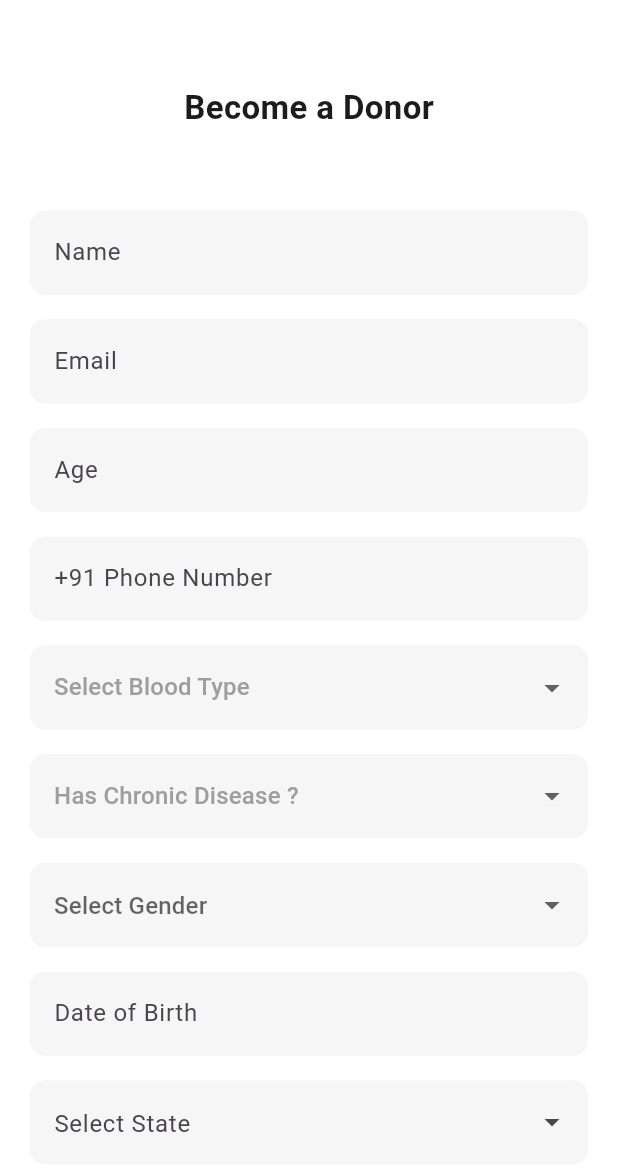
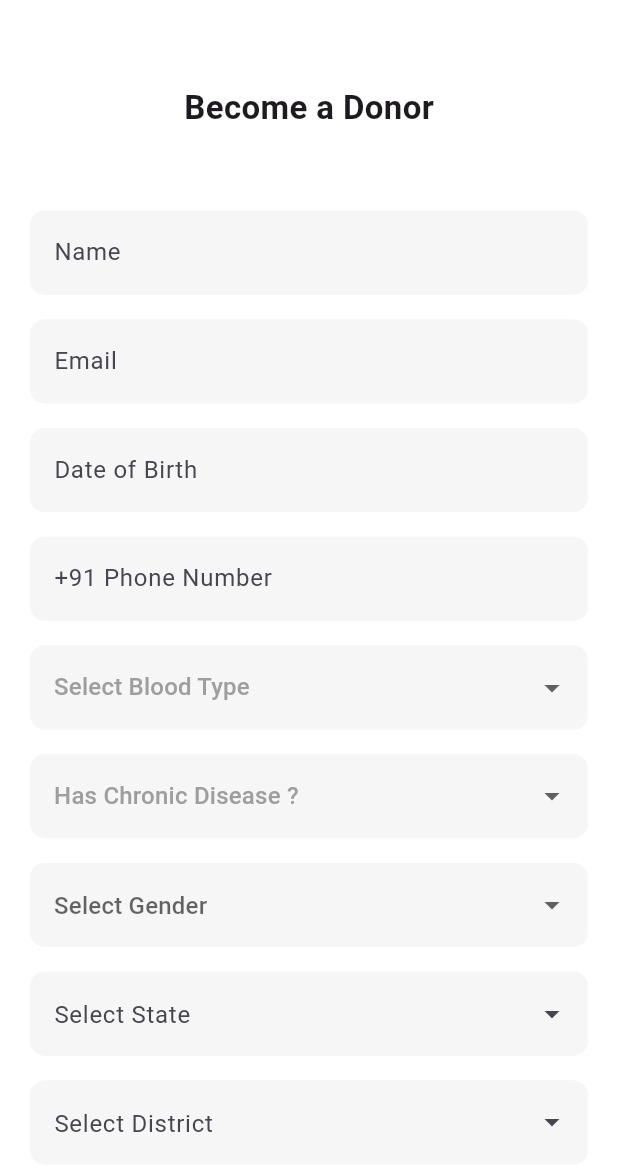
Before and after one commit to saneeswaran/blood_donation_app, a Flutter app: the AddDonorForm screen opened directly, on a phone screen of 412 x 824 dp. Shown: the top 1171 px of the screen. Run offline on Flutter 3.47's test engine with Material 3 defaults, Android fonts, the phone set to English and light mode, and no system bars; drawn by our look-alikes of dropdown_search; our stand-ins replace cached_network_image, cloud_firestore, delightful_toast, firebase_auth, firebase_core, flutter_svg and 8 more; accounts and stored records are empty; network calls fail.

Commit message:
donnor form completed without image

```diff
--- a/lib/features/form/controller/donor_ui_controller.dart
+++ b/lib/features/form/controller/donor_ui_controller.dart
@@ -87,6 +87,16 @@ class DonorUiController extends ChangeNotifier {
     notifyListeners();
   }
 
+  int calculateAge(DateTime dob) {
+    final today = DateTime.now();
+    int age = today.year - dob.year;
+    if (today.month < dob.month ||
+        (today.month == dob.month && today.day < dob.day)) {
+      age--;
+    }
+    return age;
+  }
+
   //terms and conditions
   bool _isAccepted = false;
 
@@ -114,6 +124,15 @@ class DonorUiController extends ChangeNotifier {
     notifyListeners();
   }
 
+  //terms and conditions
+  bool _accestedTerms = false;
+
+  bool get accestedTerms => _accestedTerms;
+
+  void setAccestedTerms(bool value) {
+    _accestedTerms = value;
+    notifyListeners();
+  }
   //widgets
 
   Widget genderDropDown() {
@@ -245,4 +264,16 @@ class DonorUiController extends ChangeNotifier {
       },
     );
   }
+
+  Widget termsAndConditions() {
+    return Consumer<DonorUiController>(
+      builder: (context, provider, child) {
+        return Checkbox(
+          value: _isAccepted,
+          onChanged: (value) => provider.setAccepted(value!),
+          activeColor: Appcolor.primaryColor,
+        );
+      },
+    );
+  }
 }
--- a/lib/features/form/view model/state_district_provider.dart
+++ b/lib/features/form/view model/state_district_provider.dart
@@ -1,7 +1,10 @@
 import 'dart:convert';
+import 'package:blood_donation/core/color/appcolor.dart';
 import 'package:blood_donation/core/constants/constants.dart';
+import 'package:dropdown_search/dropdown_search.dart';
 import 'package:flutter/material.dart';
 import 'package:flutter/services.dart';
+import 'package:provider/provider.dart';
 import '../model/state_model.dart';
 
 class StateDistrictProvider extends ChangeNotifier {
@@ -48,4 +51,91 @@ class StateDistrictProvider extends ChangeNotifier {
     _selectedDistrict = district;
     notifyListeners();
   }
+
+  Widget stateDropDownButton() {
+    return Consumer<StateDistrictProvider>(
+      builder: (context, provider, child) {
+        return DropdownSearch<String>(
+          selectedItem: provider.selectedState,
+          items: (filter, loadProps) {
+            if (filter.isEmpty) {
+              return provider.states;
+            } else {
+              return provider.states
+                  .where(
+                    (element) =>
+                        element.toLowerCase().contains(filter.toLowerCase()),
+                  )
+                  .toList();
+            }
+          },
+          popupProps: const PopupProps.menu(showSearchBox: true),
+          onChanged: (value) => provider.setSelectedState(value),
+          decoratorProps: DropDownDecoratorProps(
+            decoration: InputDecoration(
+              filled: true,
+              fillColor: Appcolor.lightGrey,
+              hintText: "Select State",
+              enabledBorder: OutlineInputBorder(
+                borderRadius: BorderRadius.circular(10),
+                borderSide: const BorderSide(color: Appcolor.lightGrey),
+              ),
+              focusedBorder: OutlineInputBorder(
+                borderSide: const BorderSide(color: Appcolor.lightGrey),
+                borderRadius: BorderRadius.circular(10),
+              ),
+              errorBorder: OutlineInputBorder(
+                borderRadius: BorderRadius.circular(10),
+                borderSide: const BorderSide(color: Colors.red),
+              ),
+            ),
+          ),
+        );
+      },
+    );
+  }
+
+  Widget district() {
+    return Consumer<StateDistrictProvider>(
+      builder: (context, provider, child) {
+        return DropdownSearch<String>(
+          selectedItem: provider.selectedDistrict,
+          items: (filter, _) {
+            if (filter.isEmpty) {
+              return provider.districts;
+            } else {
+              return provider.districts
+                  .where((e) => e.toLowerCase().contains(filter.toLowerCase()))
+                  .toList();
+            }
+          },
+          popupProps: const PopupProps.menu(showSearchBox: true),
+          onChanged: (value) => provider.setSelectedDistrict(value),
+          decoratorProps: DropDownDecoratorProps(
+            decoration: InputDecoration(
+              hintText: "Select District",
+              fillColor: Appcolor.lightGrey,
+              filled: true,
+              border: OutlineInputBorder(
+                borderRadius: BorderRadius.circular(10),
+                borderSide: const BorderSide(color: Appcolor.lightGrey),
+              ),
+              enabledBorder: OutlineInputBorder(
+                borderRadius: BorderRadius.circular(10),
+                borderSide: const BorderSide(color: Appcolor.lightGrey),
+              ),
+              focusedBorder: OutlineInputBorder(
+                borderSide: const BorderSide(color: Appcolor.lightGrey),
+                borderRadius: BorderRadius.circular(10),
+              ),
+              errorBorder: OutlineInputBorder(
+                borderRadius: BorderRadius.circular(10),
+                borderSide: const BorderSide(color: Colors.red),
+              ),
+            ),
+          ),
+        );
+      },
+    );
+  }
 }
--- a/lib/features/form/view/add_donor_form.dart
+++ b/lib/features/form/view/add_donor_form.dart
@@ -1,12 +1,14 @@
-import 'package:blood_donation/core/color/appcolor.dart';
+import 'package:blood_donation/core/util/util.dart';
 import 'package:blood_donation/features/form/controller/donor_ui_controller.dart';
 import 'package:blood_donation/features/form/controller/google_map_provider.dart';
 import 'package:blood_donation/features/form/view%20model/donor_repo.dart';
 import 'package:blood_donation/features/form/view%20model/state_district_provider.dart';
+import 'package:blood_donation/features/form/widget/location_picker.dart';
+import 'package:blood_donation/features/form/widget/terms_and_conditions.dart';
 import 'package:blood_donation/features/widgets/custom_elevated_button.dart';
 import 'package:blood_donation/features/widgets/custom_snack_bar.dart';
 import 'package:blood_donation/features/widgets/custom_text_formfield.dart';
-import 'package:dropdown_search/dropdown_search.dart';
+import 'package:blood_donation/features/widgets/loader.dart';
 import 'package:flutter/material.dart';
 import 'package:provider/provider.dart';
 
@@ -21,23 +23,32 @@ class _AddDonorFormState extends State<AddDonorForm> {
   final formKey = GlobalKey<FormState>();
   final nameController = TextEditingController();
   final emailController = TextEditingController();
-  final ageController = TextEditingController();
   final phoneNumberController = TextEditingController();
   final dobController = TextEditingController();
+  final addressController = TextEditingController();
 
   @override
   void dispose() {
     nameController.dispose();
     emailController.dispose();
-    ageController.dispose();
     phoneNumberController.dispose();
     dobController.dispose();
+    addressController.dispose();
     super.dispose();
   }
 
   @override
   void initState() {
     super.initState();
+    final googleMapProvider = Provider.of<GoogleMapProvider>(
+      context,
+      listen: false,
+    );
+
+    googleMapProvider.getCurrentLocation().then((_) {
+      addressController.text = googleMapProvider.address;
+    });
+
     context.read<StateDistrictProvider>().loadStateDistrictData();
   }
 
@@ -71,24 +82,52 @@ class _AddDonorFormState extends State<AddDonorForm> {
                   hintText: "Email",
                   controller: emailController,
                 ),
-                CustomTextFormfield(
-                  hintText: "Age",
-                  controller: ageController,
-                  keyboardType: TextInputType.number,
-                ),
+                donorUI.dobPicker(controller: dobController),
                 CustomTextFormfield(
                   hintText: "+91 Phone Number",
                   controller: phoneNumberController,
                   keyboardType: TextInputType.phone,
+                  maxLength: 10,
                 ),
                 donorUI.bloodType(),
                 donorUI.cronicDisease(),
                 donorUI.genderDropDown(),
-                donorUI.dobPicker(controller: dobController),
-                stateDropDownButton(),
-                _district(),
-                const SizedBox(height: 10),
+                _stateAndDiscrict(size: size),
+                CustomTextFormfield(
+                  hintText: "Address",
+                  controller: addressController,
+                  maxLines: 5,
+                ),
+                Row(
+                  children: [
+                    donorUI.termsAndConditions(),
+                    TextButton(
+                      onPressed: () =>
+                          navigateTo(context, const TermsAndConditions()),
+                      child: const Text(
+                        "Terms and Conditions",
+                        style: TextStyle(
+                          color: Colors.black,
+                          fontSize: 14,
+                          fontWeight: FontWeight.bold,
+                        ),
+                      ),
+                    ),
+                  ],
+                ),
                 const SizedBox(height: 20),
+                SizedBox(
+                  height: size.height * 0.07,
+                  width: size.width * 1,
+                  child: CustomElevatedButton(
+                    onPressed: () =>
+                        navigateTo(context, const LocationPickerScreen()),
+                    child: const Text(
+                      "Pick Location",
+                      style: TextStyle(color: Colors.white, fontSize: 18),
+                    ),
+                  ),
+                ),
                 SizedBox(
                   width: size.width,
                   height: size.height * 0.07,
@@ -123,17 +162,42 @@ class _AddDonorFormState extends State<AddDonorForm> {
                                       );
                                       return;
                                     }
+                                    if (googleMapProvider.address.isEmpty ||
+                                        googleMapProvider.latitude == null ||
+                                        googleMapProvider.longitude == null) {
+                                      failedSnackBar(
+                                        message: "Please select location",
+                                        context: context,
+                                      );
+                                      return;
+                                    }
+                                    if (!uiController.isAccepted) {
+                                      failedSnackBar(
+                                        message:
+                                            "Please accept terms and conditions",
+                                        context: context,
+                                      );
+                                      return;
+                                    }
+                                    final calculatedAge = uiController
+                                        .calculateAge(
+                                          uiController.selectedDate!,
+                                        );
+                                    if (calculatedAge < 18) {
+                                      failedSnackBar(
+                                        message:
+                                            "Age should be greater than 18",
+                                        context: context,
+                                      );
+                                      return;
+                                    }
 
                                     final isSuccess = await provider.addDonor(
                                       context: context,
                                       name: nameController.text.trim(),
-                                      age:
-                                          int.tryParse(
-                                            ageController.text.trim(),
-                                          ) ??
-                                          0,
                                       gender: uiController.gender!,
                                       dob: uiController.selectedDate!,
+                                      age: calculatedAge,
                                       bloodGroup: uiController.bloodTypeValue!,
                                       phone: phoneNumberController.text.trim(),
                                       email: emailController.text.trim(),
@@ -154,10 +218,13 @@ class _AddDonorFormState extends State<AddDonorForm> {
                                             "You have successfully become a Donor",
                                         context: context,
                                       );
+                                      Navigator.pop(context);
                                     }
                                   }
                                 },
-                                child: const Text(
+                                child: provider.isLoading
+                                    ? const Loader()
+                                    : const Text(
                                         "Submit",
                                         style: TextStyle(
                                           color: Colors.white,
@@ -177,90 +244,11 @@ class _AddDonorFormState extends State<AddDonorForm> {
     );
   }
 
-  Widget stateDropDownButton() {
-    return Consumer<StateDistrictProvider>(
-      builder: (context, provider, child) {
-        return DropdownSearch<String>(
-          selectedItem: provider.selectedState,
-          items: (filter, loadProps) {
-            if (filter.isEmpty) {
-              return provider.states;
-            } else {
-              return provider.states
-                  .where(
-                    (element) =>
-                        element.toLowerCase().contains(filter.toLowerCase()),
-                  )
-                  .toList();
-            }
-          },
-          popupProps: const PopupProps.menu(showSearchBox: true),
-          onChanged: (value) => provider.setSelectedState(value),
-          decoratorProps: DropDownDecoratorProps(
-            decoration: InputDecoration(
-              filled: true,
-              fillColor: Appcolor.lightGrey,
-              hintText: "Select State",
-              enabledBorder: OutlineInputBorder(
-                borderRadius: BorderRadius.circular(10),
-                borderSide: const BorderSide(color: Appcolor.lightGrey),
-              ),
-              focusedBorder: OutlineInputBorder(
-                borderSide: const BorderSide(color: Appcolor.lightGrey),
-                borderRadius: BorderRadius.circular(10),
-              ),
-              errorBorder: OutlineInputBorder(
-                borderRadius: BorderRadius.circular(10),
-                borderSide: const BorderSide(color: Colors.red),
-              ),
-            ),
-          ),
-        );
-      },
-    );
-  }
-
-  Widget _district() {
-    return Consumer<StateDistrictProvider>(
-      builder: (context, provider, child) {
-        return DropdownSearch<String>(
-          selectedItem: provider.selectedDistrict,
-          items: (filter, _) {
-            if (filter.isEmpty) {
-              return provider.districts;
-            } else {
-              return provider.districts
-                  .where((e) => e.toLowerCase().contains(filter.toLowerCase()))
-                  .toList();
-            }
-          },
-          popupProps: const PopupProps.menu(showSearchBox: true),
-          onChanged: (value) => provider.setSelectedDistrict(value),
-          decoratorProps: DropDownDecoratorProps(
-            decoration: InputDecoration(
-              hintText: "Select District",
-              fillColor: Appcolor.lightGrey,
-              filled: true,
-              border: OutlineInputBorder(
-                borderRadius: BorderRadius.circular(10),
-                borderSide: const BorderSide(color: Appcolor.lightGrey),
-              ),
-              enabledBorder: OutlineInputBorder(
-                borderRadius: BorderRadius.circular(10),
-                borderSide: const BorderSide(color: Appcolor.lightGrey),
-              ),
-              focusedBorder: OutlineInputBorder(
-                borderSide: const BorderSide(color: Appcolor.lightGrey),
-                borderRadius: BorderRadius.circular(10),
-              ),
-              errorBorder: OutlineInputBorder(
-                borderRadius: BorderRadius.circular(10),
-                borderSide: const BorderSide(color: Colors.red),
-              ),
-            ),
-          ),
-        );
-      },
+  Widget _stateAndDiscrict({required Size size}) {
+    final provider = Provider.of<StateDistrictProvider>(context, listen: false);
+    return Column(
+      spacing: size.height * 0.02,
+      children: [provider.stateDropDownButton(), provider.district()],
     );
   }
 }
--- a/lib/features/widgets/custom_snack_bar.dart
+++ b/lib/features/widgets/custom_snack_bar.dart
@@ -10,7 +10,7 @@ void successSnackBar({required String message, required BuildContext context}) {
       title: Text(
         message,
         style: const TextStyle(
-          color: Colors.white,
+          color: Colors.black,
           fontWeight: FontWeight.w600,
           fontSize: 16,
         ),
--- a/lib/features/widgets/custom_text_formfield.dart
+++ b/lib/features/widgets/custom_text_formfield.dart
@@ -9,6 +9,7 @@ class CustomTextFormfield extends StatelessWidget {
   final Widget? prefixIcon;
   final TextInputType? keyboardType;
   final int? maxLines;
+  final int? maxLength;
   const CustomTextFormfield({
     super.key,
     required this.hintText,
@@ -18,6 +19,7 @@ class CustomTextFormfield extends StatelessWidget {
     this.keyboardType,
     this.prefixIcon,
     this.maxLines,
+    this.maxLength,
   });
 
   @override
@@ -25,7 +27,8 @@ class CustomTextFormfield extends StatelessWidget {
     return TextFormField(
       controller: controller,
       obscureText: obScureText ?? false,
-      maxLength: maxLines,
+      maxLines: maxLines,
+      maxLength: maxLength,
       validator: (value) {
         if (value == null || value.isEmpty) {
           return "Please Enter $hintText";
```
Also changed, not shown: lib/features/form/controller/google_map_provider.dart (+0 -9 lines), lib/features/form/widget/location_picker.dart (added, +93 -0 lines), lib/features/form/widget/terms_and_conditions.dart (added, +18 -0 lines), pubspec.yaml (+10 -7 lines), pubspec.lock, 5 other files. Lines whose indentation alone changed are shown as unchanged.
